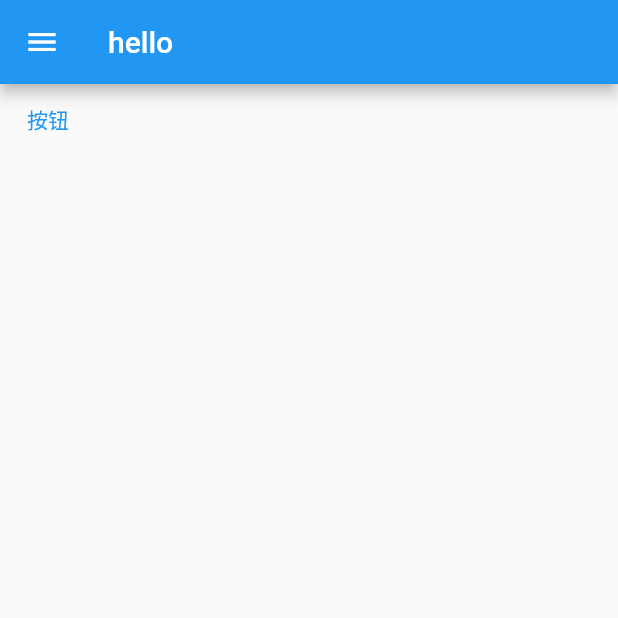
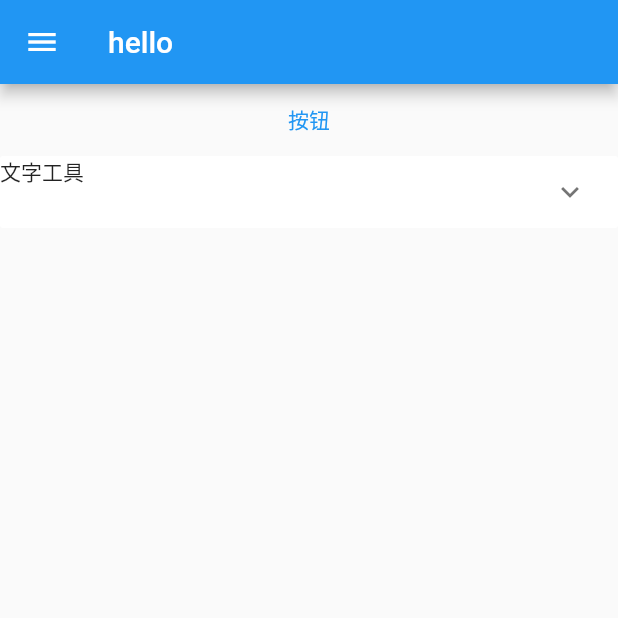
Before and after one commit to front-ck996/study_flutter, a Flutter app: the screen it shows after launch, on a phone screen of 412 x 824 dp, the top half of it. Run offline on Flutter 3.47's test engine with Material 2 defaults, Android fonts, the phone set to English and light mode, and no system bars; our stand-ins replace get.

Commit message:
重新定义结构

```diff
--- a/lib/main.dart
+++ b/lib/main.dart
@@ -20,7 +20,7 @@ class MyApp extends StatelessWidget {
       getPages: ExampleRoute.toolPages,
       defaultTransition: Transition.leftToRight,
       routeInformationParser: Get.put(GetInformationParser(
-        initialRoute: ExampleRoute.home.path
+        initialRoute: ExampleRoute.pageHome
       )),
       routerDelegate: Get.put(GetDelegate(
         backButtonPopMode: PopMode.History,
--- /dev/null
+++ b/lib/pages/components/DrawerTreeMenu.dart
@@ -0,0 +1,62 @@
+import 'package:flutter/cupertino.dart';
+import 'package:flutter/material.dart';
+import 'package:get/get.dart';
+
+
+class DrawerTreeMenu extends StatefulWidget {
+  List<GetPage> wList;
+   DrawerTreeMenu({Key? key,required this.wList}) : super(key: key);
+
+  @override
+  State<DrawerTreeMenu> createState() => _DrawerTreeMenuState();
+}
+
+class _DrawerTreeMenuState extends State<DrawerTreeMenu> {
+
+  var listIndex = <bool>[];
+  @override
+  void initState() {
+    super.initState();
+    for (var value in this.widget.wList) {
+      listIndex.add(false);
+    }
+  }
+  @override
+  Widget build(BuildContext context) {
+    return Column( children: drawerTreeMenu(this.widget.wList));
+  }
+  List<Widget> drawerTreeMenu(List<GetPage> wList){
+    var list = <Widget>[];
+    for (var i =0; i < wList.length ;i++) {
+      var value = wList[i];
+      if(value.children.length == 0){
+        continue;
+      }
+      list.add(ExpansionPanelList(
+          elevation:0,
+        expansionCallback:(int panelIndex, bool isExpanded){
+          setState(() {
+            listIndex[panelIndex] = !isExpanded;
+          });
+        },
+        children: [
+          ExpansionPanel(
+              canTapOnHeader: true,
+              isExpanded:listIndex[i],
+              headerBuilder: (BuildContext context, bool isExpanded) {
+                return Container(child: Text(value.title!),);
+              },
+              body: Container(
+                child: Column(
+                  children: value.children.map((e){
+                    return Container(child: Text(e.title!));
+                  }).toList(),
+                ),
+              )
+          )
+        ],
+      ));
+    }
+    return list;
+  }
+}
--- a/lib/pages/home/logic.dart
+++ b/lib/pages/home/logic.dart
@@ -1,6 +1,9 @@
 import 'package:get/get.dart';
 
 class HomeLogic extends GetxController {
+
+  var openExpandTile = false.obs;
+
   @override
   void onReady() {
     // TODO: implement onReady
--- a/lib/pages/home/view.dart
+++ b/lib/pages/home/view.dart
@@ -1,8 +1,11 @@
 import 'package:flutter/material.dart';
 import 'package:flutter/cupertino.dart';
 import 'package:get/get.dart';
+import 'package:study_flutter/route/route.dart';
+import 'dart:math';
 import '../components/AppBar.dart';
 
+import '../components/DrawerTreeMenu.dart';
 import 'logic.dart';
 
 class HomePage extends StatelessWidget {
@@ -12,7 +15,6 @@ class HomePage extends StatelessWidget {
   Widget build(BuildContext context) {
     final logic = Get.find<HomeLogic>();
     final ScaffoldKey = GlobalKey<ScaffoldState>();
-
     return Scaffold(
       key: ScaffoldKey,
       appBar: AppBar(
@@ -30,19 +32,33 @@ class HomePage extends StatelessWidget {
                     Icon(Icons.construction_outlined, size: 90,),
                     Text('一个简约的 android ios  web 工具箱'),
                   ]
-            ),))
+            ),)),
+            Container(child: Row(
+              mainAxisAlignment: MainAxisAlignment.spaceBetween,
+              children: [
+                Text('文字工具'),
+                Transform.rotate(
+                  angle: -pi/2,
+                  child: Icon(Icons.arrow_back_ios_new,size: 15,),
+                ),
+              ],
+            ),)
           ],
         ),
       ),
       body: Container(
-        child: TextButton(
-          onPressed: (){
-            print('click');
-            // Get.dialog(Text('124'));
-            ScaffoldKey.currentState!.openDrawer();
-          },
-          child: Text('按钮'),
-        ),
+        child: Column(
+          children: [
+            TextButton(
+              onPressed: (){
+                print('click');
+              },
+              child: Text('按钮'),
+
+            ),
+            DrawerTreeMenu(wList: ExampleRoute.toolPages[0].children)
+          ],
+        )
       ),
     );
   }
--- a/lib/route/route.dart
+++ b/lib/route/route.dart
@@ -1,25 +1,34 @@
+import 'package:flutter/material.dart';
 import 'package:get/get.dart';
 import 'package:study_flutter/pages/home/binding.dart';
 import 'package:study_flutter/pages/textTool/text_tool_case_big_small_conversion/binding.dart';
 import 'package:study_flutter/pages/textTool/text_tool_case_big_small_conversion/view.dart';
+import 'package:uuid/uuid.dart';
 import '../pages/home/view.dart';
+
 
 class RouteInfo {
   String path;
   GetPage info;
-  RouteInfo({required this.path , required this.info});
+  String? name;
+  RouteInfo({required this.path , required this.info, this.name});
 }
 
 class ExampleRoute {
 
-  /// 首页
-  static RouteInfo home = RouteInfo(path: '/', info: GetPage(name: "/", page: () => HomePage(), binding: HomeBinding()));
-
-  /// 文字工具
-  /// 英文字母大小写转换
-  static RouteInfo textToolCaseBigSmallConversion = RouteInfo(path: '/textToolCaseBigSmallConversion', info:  GetPage(name: "/textToolCaseBigSmallConversion", page: () => TextToolCaseBigSmallConversionPage(), binding: TextToolCaseBigSmallConversionBinding()));
-
+  static String pageHome = '/';
+  static String pageTextTool = '/textTool';
+  static String pageTextToolCaseBigSmallConversion = '/textTool/CaseBigSmallConversion';
   static final toolPages = [
-    home.info,
+    // home.info,
+    GetPage(name: pageHome, page: () => HomePage(), binding: HomeBinding(),
+      children: [
+        GetPage(title: '文字工具', name: pageTextTool, page: () => Container(),
+          children: [
+            GetPage(title: '大小写转换' ,name:pageTextToolCaseBigSmallConversion, page: () => TextToolCaseBigSmallConversionPage(), binding: TextToolCaseBigSmallConversionBinding())
+          ]
+        )
+      ]
+    ),
   ];
 }
```
